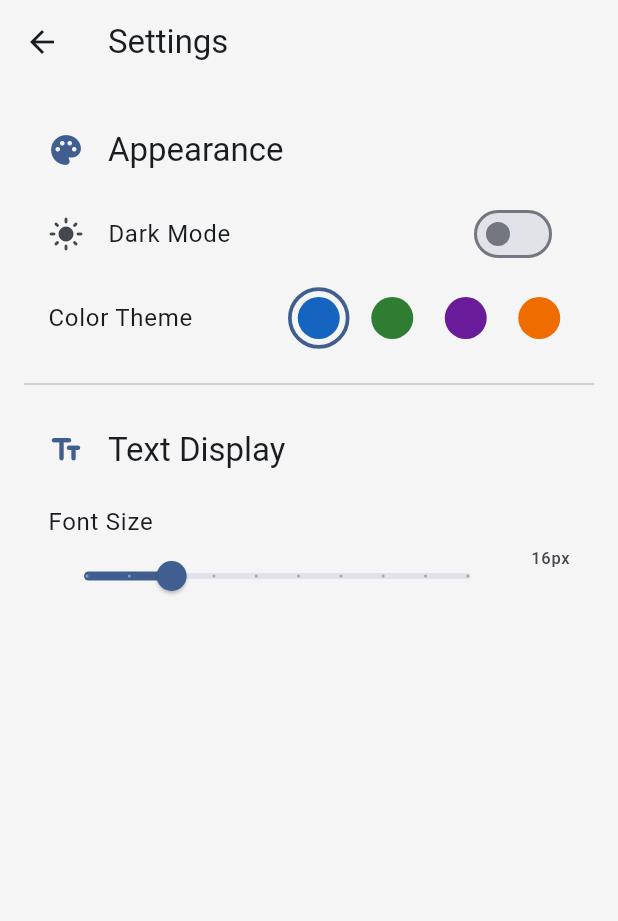
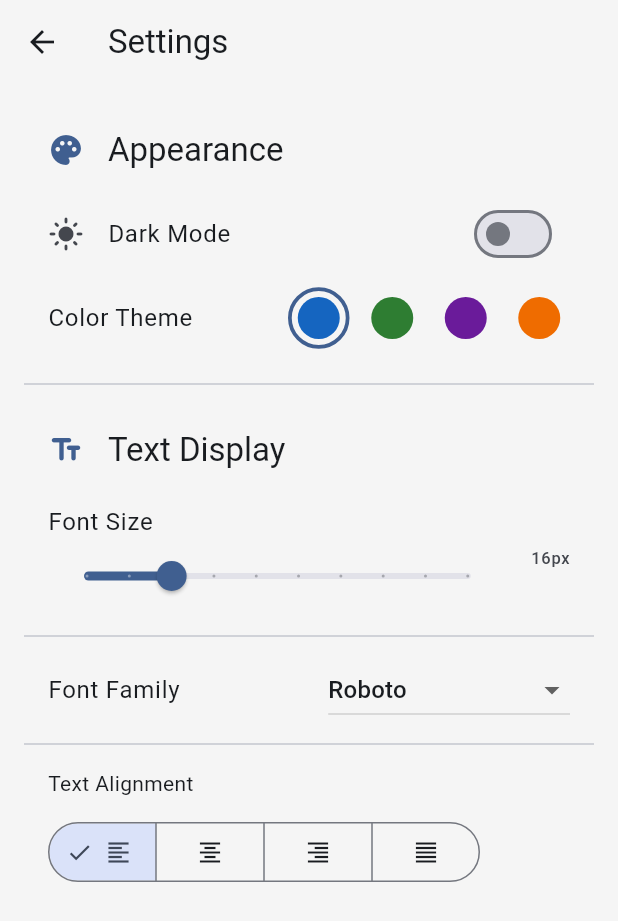
Before and after one commit to heary-aldy/lpmi40, a Flutter app: the screen it shows once a user with an empty profile is signed in, after a tap on "Settings", on a phone screen of 412 x 824 dp. Shown: the top 921 px of the screen. Run offline on Flutter 3.47's test engine with Material 3 defaults, Android fonts, the phone set to English and light mode, and no system bars; our stand-ins replace cloud_firestore, firebase_analytics, firebase_auth, firebase_core, firebase_database, firebase_remote_config and 3 more; accounts and stored records are empty.

Commit message:
Setting ix 2

```diff
--- a/lib/src/core/services/settings_notifier.dart
+++ b/lib/src/core/services/settings_notifier.dart
@@ -4,19 +4,19 @@ import 'package:lpmi40/src/core/services/preferences_service.dart';
 class SettingsNotifier extends ChangeNotifier {
   late PreferencesService _prefsService;
 
-  // CORRECTED: All variables are initialized with safe default values.
+  // Initialize all settings with safe default values
   bool _isDarkMode = false;
-  String _colorThemeKey = 'Blue'; // Default theme is Blue
   double _fontSize = 16.0;
   String _fontFamily = 'Roboto';
   TextAlign _textAlign = TextAlign.left;
+  String _colorThemeKey = 'Blue'; // State for color theme
 
-  // Public getters for widgets to access the settings
+  // Public getters for the UI to read the current settings
   bool get isDarkMode => _isDarkMode;
-  String get colorThemeKey => _colorThemeKey;
   double get fontSize => _fontSize;
   String get fontFamily => _fontFamily;
   TextAlign get textAlign => _textAlign;
+  String get colorThemeKey => _colorThemeKey; // Getter for color theme
   ThemeMode get themeMode => _isDarkMode ? ThemeMode.dark : ThemeMode.light;
 
   SettingsNotifier() {
@@ -26,28 +26,21 @@ class SettingsNotifier extends ChangeNotifier {
   Future<void> _loadSettings() async {
     _prefsService = await PreferencesService.init();
 
-    // Load saved settings, which will overwrite the defaults
+    // Load all saved settings
     _isDarkMode = _prefsService.isDarkMode;
-    _colorThemeKey = _prefsService.colorThemeKey;
     _fontSize = _prefsService.fontSize;
     _fontFamily = _prefsService.fontStyle;
     _textAlign = _prefsService.textAlign;
+    _colorThemeKey = _prefsService.colorThemeKey; // Load the saved color theme
 
-    // Notify any listening widgets that the real settings have been loaded.
     notifyListeners();
   }
 
-  // --- Methods to update settings ---
+  // --- Public methods to update the settings ---
 
   void updateDarkMode(bool value) {
     _isDarkMode = value;
     _prefsService.saveTheme(value);
-    notifyListeners();
-  }
-
-  void updateColorTheme(String themeKey) {
-    _colorThemeKey = themeKey;
-    _prefsService.saveColorTheme(themeKey);
     notifyListeners();
   }
 
@@ -56,4 +49,23 @@ class SettingsNotifier extends ChangeNotifier {
     _prefsService.saveFontSize(value);
     notifyListeners();
   }
+
+  void updateFontStyle(String value) {
+    _fontFamily = value;
+    _prefsService.saveFontStyle(value);
+    notifyListeners();
+  }
+
+  void updateTextAlign(TextAlign value) {
+    _textAlign = value;
+    _prefsService.saveTextAlign(value);
+    notifyListeners();
+  }
+
+  // Method to update the color theme
+  void updateColorTheme(String themeKey) {
+    _colorThemeKey = themeKey;
+    _prefsService.saveColorTheme(themeKey);
+    notifyListeners();
+  }
 }
--- a/lib/src/features/settings/presentation/settings_page.dart
+++ b/lib/src/features/settings/presentation/settings_page.dart
@@ -10,6 +10,7 @@ class SettingsPage extends StatelessWidget {
   Widget build(BuildContext context) {
     final settings = context.watch<SettingsNotifier>();
     final theme = Theme.of(context);
+    const fontFamilies = ['Roboto', 'Arial', 'Times New Roman', 'Courier New'];
 
     return Scaffold(
       appBar: AppBar(title: const Text('Settings')),
@@ -29,7 +30,8 @@ class SettingsPage extends StatelessWidget {
             secondary:
                 Icon(settings.isDarkMode ? Icons.dark_mode : Icons.light_mode),
           ),
-          // NEW: Color Theme Selector
+
+          // RESTORED: Color Theme Selector
           ListTile(
             contentPadding: const EdgeInsets.symmetric(horizontal: 16),
             title: const Text('Color Theme'),
@@ -82,6 +84,62 @@ class SettingsPage extends StatelessWidget {
             ),
             trailing: Text('${settings.fontSize.toInt()}px'),
           ),
+          const Divider(),
+
+          ListTile(
+            contentPadding: const EdgeInsets.symmetric(horizontal: 16),
+            title: const Text('Font Family'),
+            trailing: DropdownButton<String>(
+              value: fontFamilies.contains(settings.fontFamily)
+                  ? settings.fontFamily
+                  : 'Roboto',
+              items: fontFamilies
+                  .map((font) => DropdownMenuItem(
+                        value: font,
+                        child: Text(font),
+                      ))
+                  .toList(),
+              onChanged: (value) {
+                if (value != null) {
+                  context.read<SettingsNotifier>().updateFontStyle(value);
+                }
+              },
+            ),
+          ),
+          const Divider(),
+
+          Padding(
+            padding: const EdgeInsets.symmetric(horizontal: 16, vertical: 8),
+            child: Column(
+              crossAxisAlignment: CrossAxisAlignment.start,
+              children: [
+                const Text('Text Alignment'),
+                const SizedBox(height: 12),
+                SegmentedButton<TextAlign>(
+                  segments: const [
+                    ButtonSegment(
+                        value: TextAlign.left,
+                        icon: Icon(Icons.format_align_left)),
+                    ButtonSegment(
+                        value: TextAlign.center,
+                        icon: Icon(Icons.format_align_center)),
+                    ButtonSegment(
+                        value: TextAlign.right,
+                        icon: Icon(Icons.format_align_right)),
+                    ButtonSegment(
+                        value: TextAlign.justify,
+                        icon: Icon(Icons.format_align_justify)),
+                  ],
+                  selected: {settings.textAlign},
+                  onSelectionChanged: (newSelection) {
+                    context
+                        .read<SettingsNotifier>()
+                        .updateTextAlign(newSelection.first);
+                  },
+                ),
+              ],
+            ),
+          )
         ],
       ),
     );
```
